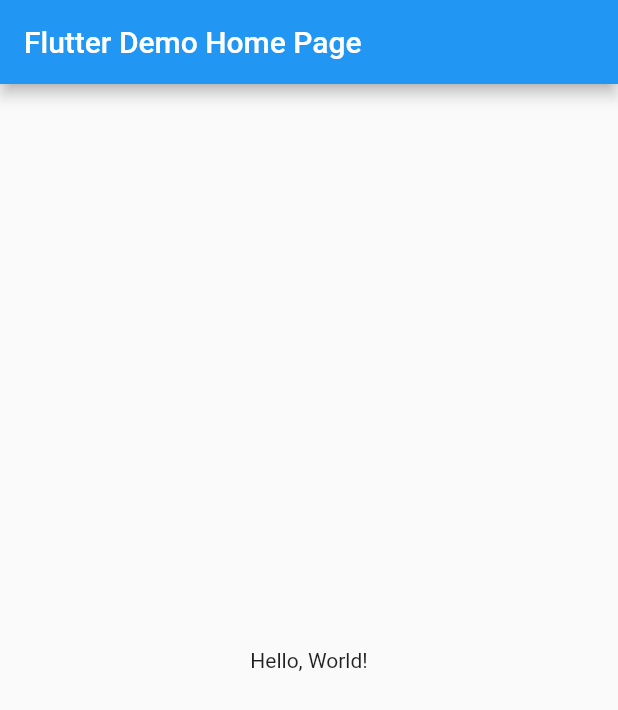
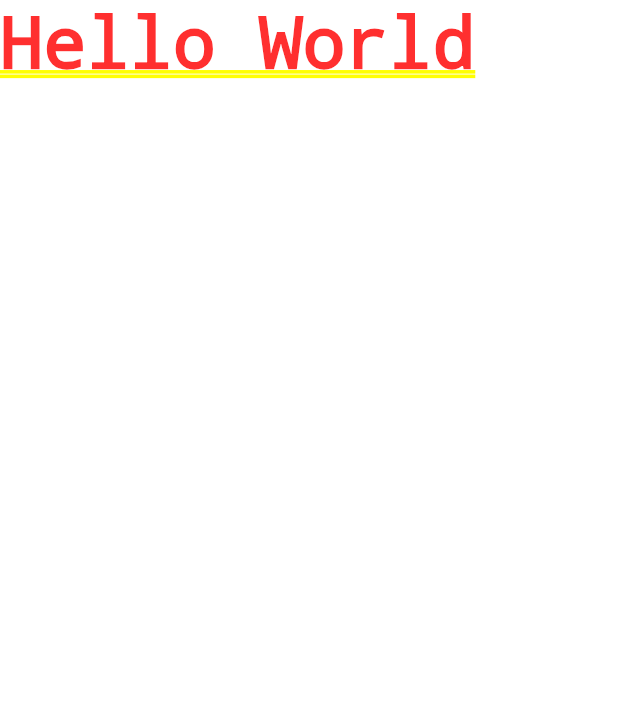
Before and after one commit to guimaraj/flutter_course, a Flutter app: the screen it shows after launch, on a phone screen of 412 x 824 dp. Shown: the top 710 px of the screen. Run offline on Flutter 3.47's test engine with Material 2 defaults, Android fonts, the phone set to English and light mode, and no system bars.

Commit message:
This is a first version. Just a Hello World Text inside a container

```diff
--- a/lib/main.dart
+++ b/lib/main.dart
@@ -1,41 +1,5 @@
 import 'package:flutter/material.dart';
 
-void main() => runApp(MyApp());
-
-class MyApp extends StatelessWidget {
-  // This widget is the root of your application.
-  @override
-  Widget build(BuildContext context) {
-    return MaterialApp(
-      // Application name
-      title: 'Flutter Hello World',
-      // Application theme data, you can set the colors for the application as
-      // you want
-      theme: ThemeData(
-        primarySwatch: Colors.blue,
-      ),
-      // A widget which will be started on application startup
-      home: MyHomePage(title: 'Flutter Demo Home Page'),
-    );
-  }
-}
-
-class MyHomePage extends StatelessWidget {
-  final String title;
-  const MyHomePage({Key? key, required this.title}) : super(key: key);
-
-  @override
-  Widget build(BuildContext context) {
-    return Scaffold(
-      appBar: AppBar(
-        // The title text which will be shown on the action bar
-        title: Text(title),
-      ),
-      body: Center(
-        child: Text(
-          'Hello, World!',
-        ),
-      ),
-    );
-  }
-}
+void main() => runApp(MaterialApp(
+      home: Text("Hello World"),
+    ));
```
